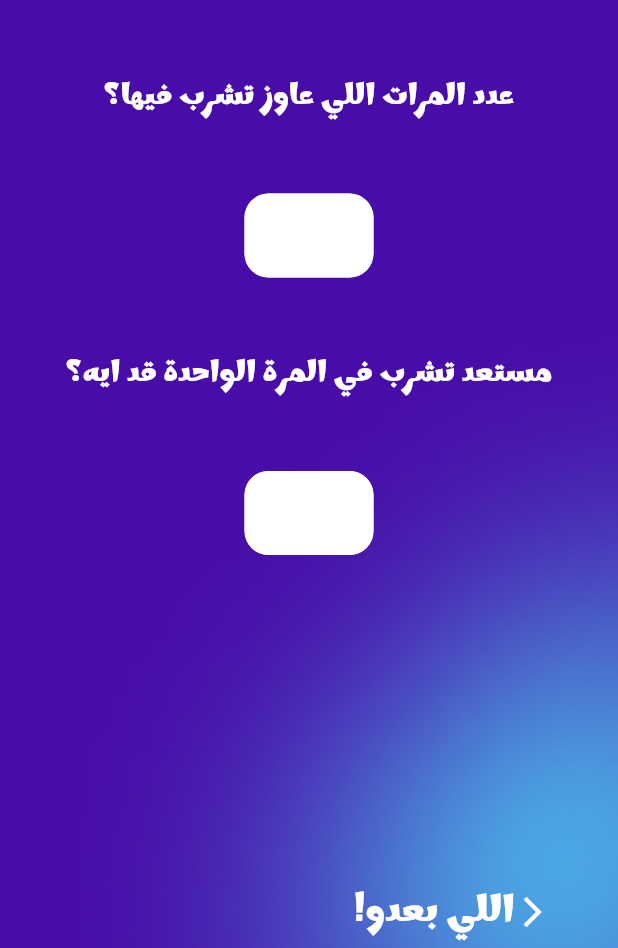
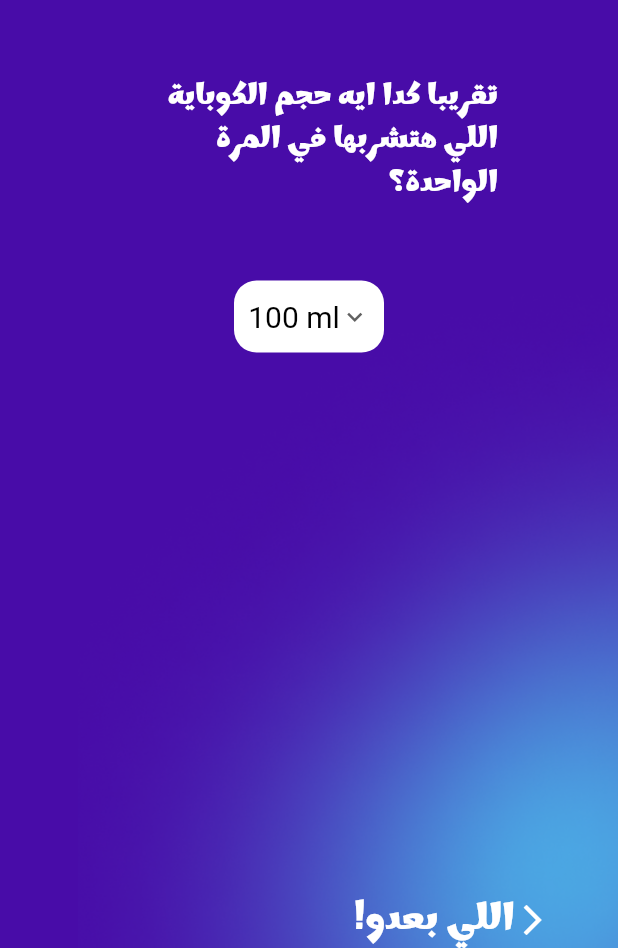
Before and after one commit to Magiixcode/Ashrably, a Flutter app: the Splash5 screen opened directly, on a phone screen of 412 x 824 dp, the part 288-1236 px from its top. Run offline on Flutter 3.47's test engine with Material 3 defaults, Android fonts, the phone set to English and light mode, and no system bars; our stand-ins replace flutter_zoom_drawer.

Commit message:
add drobdownbutton in splash five

```diff
--- a/lib/pages/splash/splash_five.dart
+++ b/lib/pages/splash/splash_five.dart
@@ -5,9 +5,23 @@ import 'package:ashrably_app/widget/custom_text-filed.dart';
 import 'package:ashrably_app/widget/next_button.dart';
 import 'package:flutter/material.dart';
 
-class Splash5 extends StatelessWidget {
+class Splash5 extends StatefulWidget {
   Splash5({super.key});
 
+  @override
+  State<Splash5> createState() => _Splash5State();
+}
+
+class _Splash5State extends State<Splash5> {
+  String _dropdownValue = '100 ml';
+  var items = [
+    '100 ml',
+    '200 ml',
+    '300 ml',
+    '400 ml',
+    '500 ml',
+    '600 ml',
+  ];
   @override
   Widget build(BuildContext context) {
     return Scaffold(
@@ -36,19 +50,45 @@ class Splash5 extends StatelessWidget {
                     ],
                   ),
                   AskText(
-                    horizontal: 20,
+                    textAlign: TextAlign.right,
+                    horizontal: 80,
                     vertical: 50,
-                    text: 'عدد المرات اللي عاوز تشرب فيها؟',
+                    text:
+                        'تقريبا كدا ايه حجم الكوباية اللي هتشربها في المرة الواحدة؟',
                   ),
-                  const CustomTextFiled(),
-                  AskText(
-                    horizontal: 20,
-                    vertical: 50,
-                    text: 'مستعد تشرب في المرة الواحدة قد ايه؟',
+                  Container(
+                    width: 100,
+                    decoration: BoxDecoration(
+                      borderRadius: BorderRadius.circular(15),
+                      color: Colors.white,
+                    ),
+                    child: Center(
+                      child: DropdownButton(
+                        items: items.map((String item) {
+                          return DropdownMenuItem(
+                            value: item,
+                            child: Text(item),
+                          );
+                        }).toList(),
+                        onChanged: (String? newValue) {
+                          setState(() {
+                            _dropdownValue = newValue!;
+                          });
+                        },
+                        value: _dropdownValue,
+                        borderRadius: BorderRadius.circular(10),
+                        icon: const Icon(Icons.keyboard_arrow_down),
+                        iconSize: 20,
+                        style: TextStyle(
+                          fontSize: 20,
+                          color: Colors.black,
+                        ),
+                        underline: Container(),
+                      ),
+                    ),
                   ),
-                  const CustomTextFiled(),
                   Padding(
-                    padding: const EdgeInsets.only(top: 200),
+                    padding: const EdgeInsets.only(top: 340),
                     child: Row(
                       children: [
                         const Spacer(),
```
